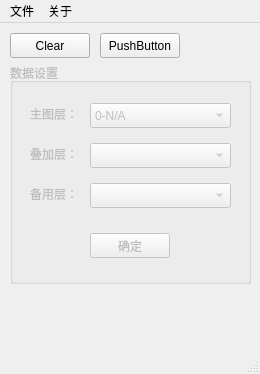
Above: Main/mainwindow.ui from fhh200000/QuellGen before the change. Below: the same form after it.
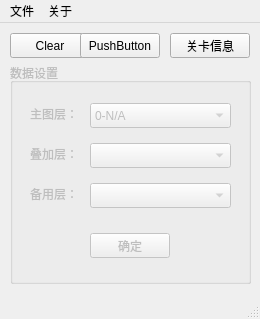
That is the form after the change. Icons and pictures are not drawn.

```diff
--- a/Main/mainwindow.ui
+++ b/Main/mainwindow.ui
@@ -7,7 +7,7 @@
     <x>0</x>
     <y>0</y>
     <width>260</width>
-    <height>374</height>
+    <height>319</height>
    </rect>
   </property>
   <property name="windowTitle">
@@ -37,7 +37,7 @@
     </property>
     <property name="geometry">
      <rect>
-      <x>100</x>
+      <x>80</x>
       <y>10</y>
       <width>80</width>
       <height>25</height>
@@ -290,6 +290,19 @@
      </property>
     </widget>
    </widget>
+   <widget class="QPushButton" name="pushButton_4">
+    <property name="geometry">
+     <rect>
+      <x>170</x>
+      <y>10</y>
+      <width>80</width>
+      <height>25</height>
+     </rect>
+    </property>
+    <property name="text">
+     <string>关卡信息</string>
+    </property>
+   </widget>
   </widget>
   <widget class="QMenuBar" name="menuBar">
    <property name="geometry">
```
